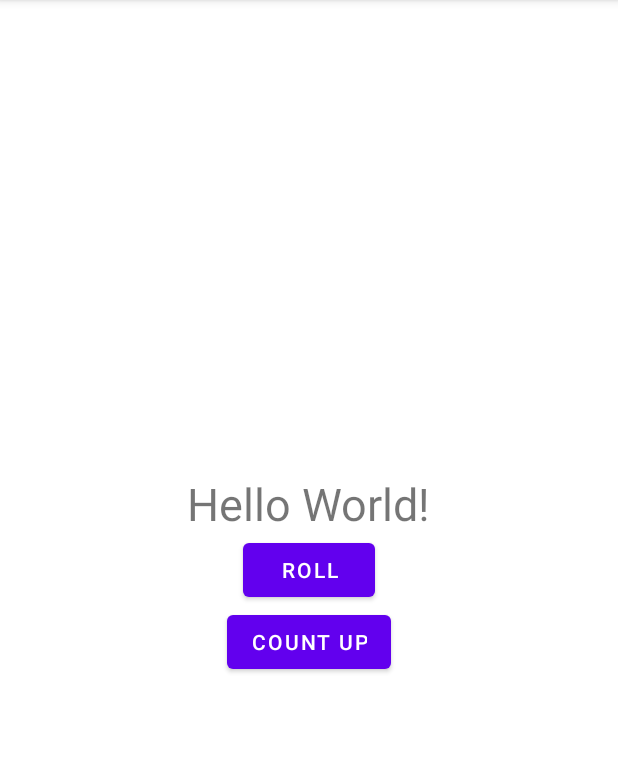
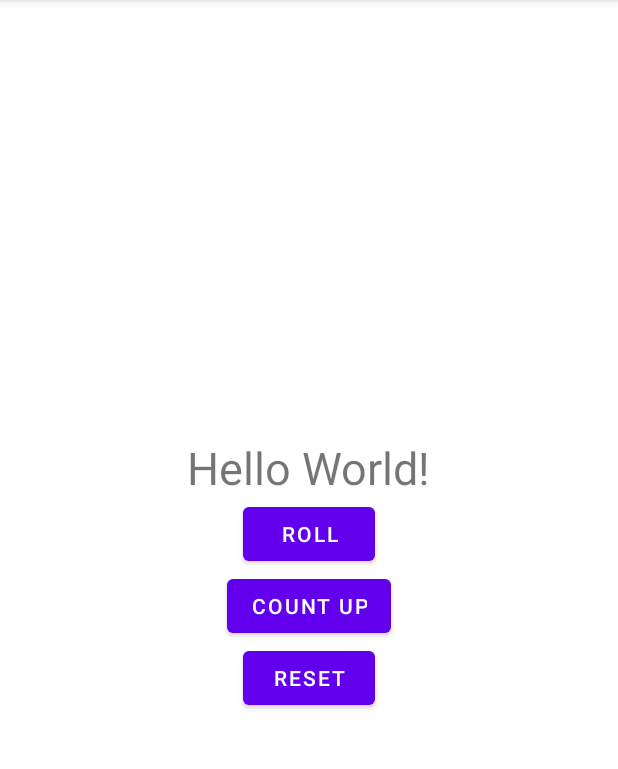
Before and after one commit to DarlynCR/DiceRoller, an Android app: the screen it shows after launch (MainActivity), on a phone screen of 412 x 824 dp, the part 84-853 px from its top. Run offline under Robolectric (Android 15) with nearby library versions, the phone set to English and light mode, and no system bars.

Commit message:
Homework - Codelab Anatomy of Basic Android

```diff
--- a/app/src/main/java/com/example/diceroller/MainActivity.kt
+++ b/app/src/main/java/com/example/diceroller/MainActivity.kt
@@ -22,8 +22,10 @@ class MainActivity : AppCompatActivity() {
         resulttext = findViewById(R.id.tv_result)
 
         val countButton : Button = findViewById(R.id.btn_count)
-        countButton.setOnClickListener{ countUp()}
+        countButton.setOnClickListener{ countUp() }
 
+        val resetButton : Button = findViewById(R.id.btn_reset)
+        resetButton.setOnClickListener{ reset() }
     }
 
     private fun rollDice() {
@@ -44,5 +46,8 @@ class MainActivity : AppCompatActivity() {
 
     }
 
+    private fun reset(){
+        resulttext.text = 0.toString()
+    }
 
 }
--- a/app/src/main/res/layout/activity_main.xml
+++ b/app/src/main/res/layout/activity_main.xml
@@ -30,4 +30,11 @@
         android:text="@string/count_up"
         android:layout_gravity="center_horizontal"/>
 
+    <Button
+        android:id="@+id/btn_reset"
+        android:layout_width="wrap_content"
+        android:layout_height="wrap_content"
+        android:text="@string/reset"
+        android:layout_gravity="center_horizontal"/>
+
 </LinearLayout>
--- a/app/src/main/res/values/strings.xml
+++ b/app/src/main/res/values/strings.xml
@@ -4,4 +4,5 @@
     <string name="hello_world">Hello World!</string>
     <string name="dice_roller">Dice Rolled!</string>
     <string name="count_up">Count Up</string>
+    <string name="reset">Reset</string>
 </resources>
```
